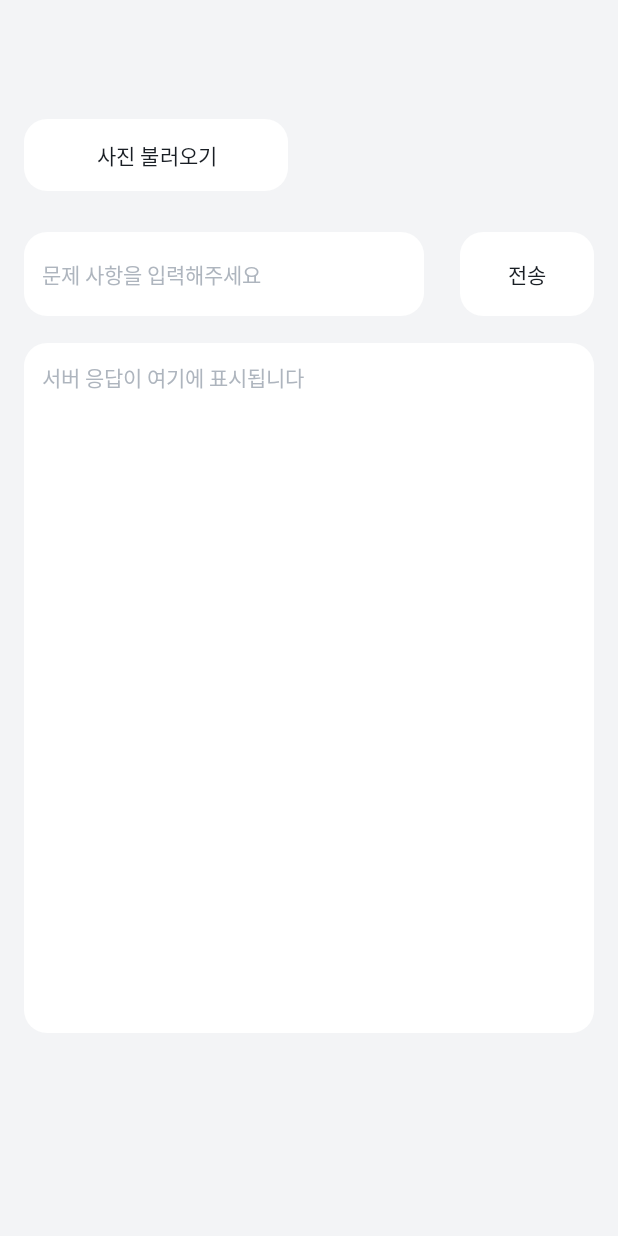
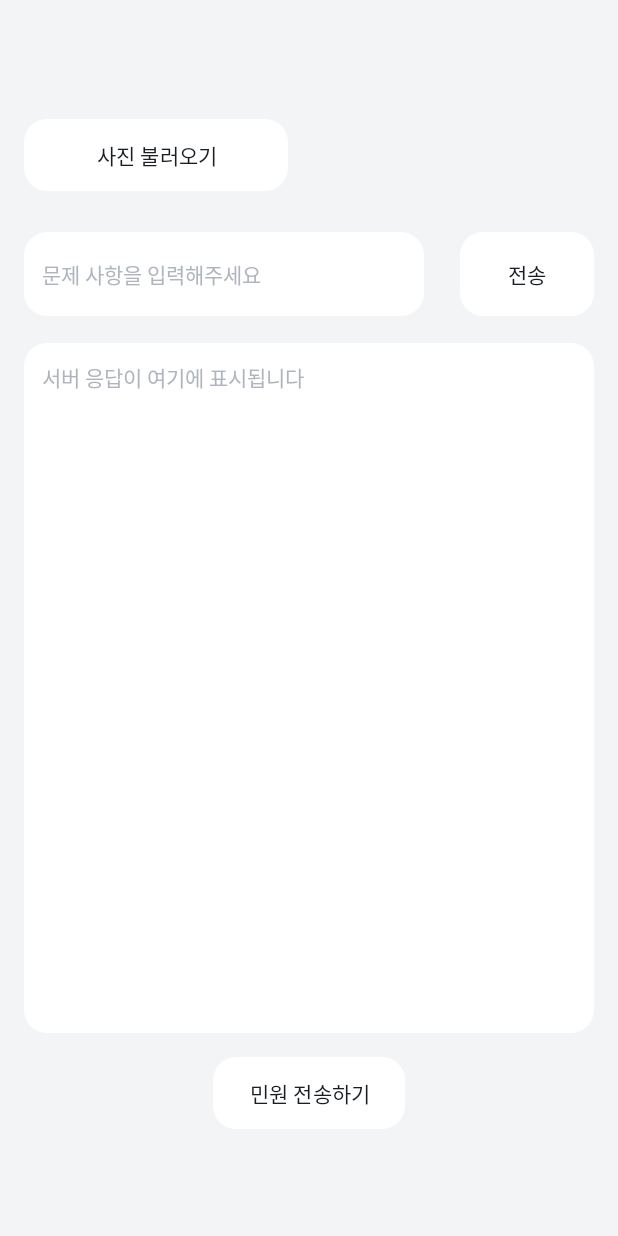
Before and after one commit to hyeonwoo-Seol/siheung_safety_helper, an Android app: the AiResponseActivity screen opened directly, with no data from a screen before it, on a phone screen of 412 x 824 dp. Run offline under Robolectric (Android 15) with nearby library versions, the phone set to English and light mode, and no system bars.

Commit message:
xml에 민원 전송 버튼 추가

```diff
--- a/app/src/main/res/layout/activity_ai_response.xml
+++ b/app/src/main/res/layout/activity_ai_response.xml
@@ -106,6 +106,21 @@
                 app:layout_constraintStart_toStartOf="parent"
                 app:layout_constraintEnd_toEndOf="parent"/>
 
+            <Button
+                android:id="@+id/sendImageButton"
+                android:layout_width="wrap_content"
+                android:layout_height="wrap_content"
+                android:text = "민원 전송하기"
+                android:textSize="14sp"
+                android:layout_marginTop="16dp"
+                android:background="@drawable/content_round"
+                android:textColor="@color/title_text_color"
+                app:backgroundTint="@null"
+                app:layout_constraintTop_toBottomOf="@id/selectedImageView"
+                app:layout_constraintStart_toStartOf="parent"
+                app:layout_constraintEnd_toEndOf="parent"/>
+
+
         </androidx.constraintlayout.widget.ConstraintLayout>
     </ScrollView>
 
```
